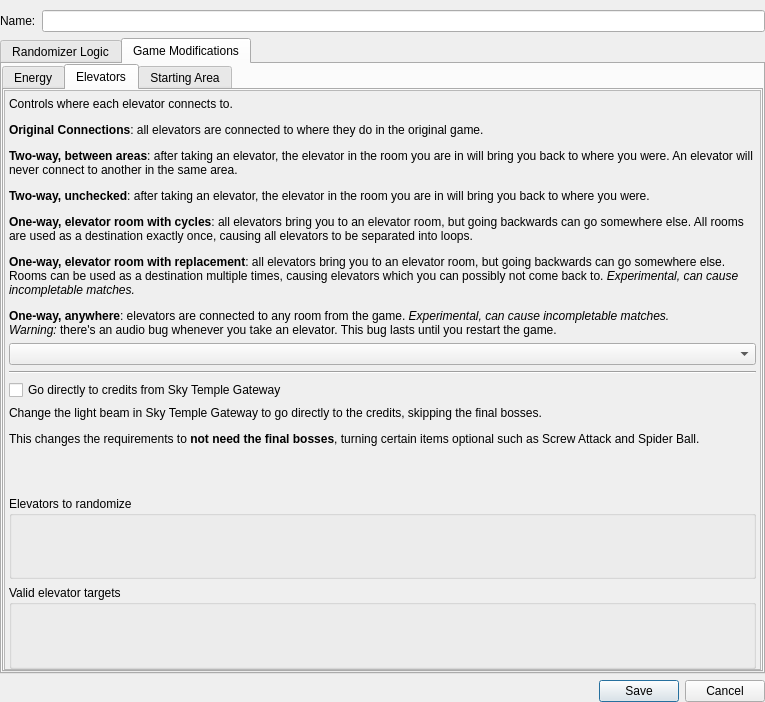
Old version of the form randovania/gui/ui_files/logic_settings_window.ui in the repository randovania/randovania.
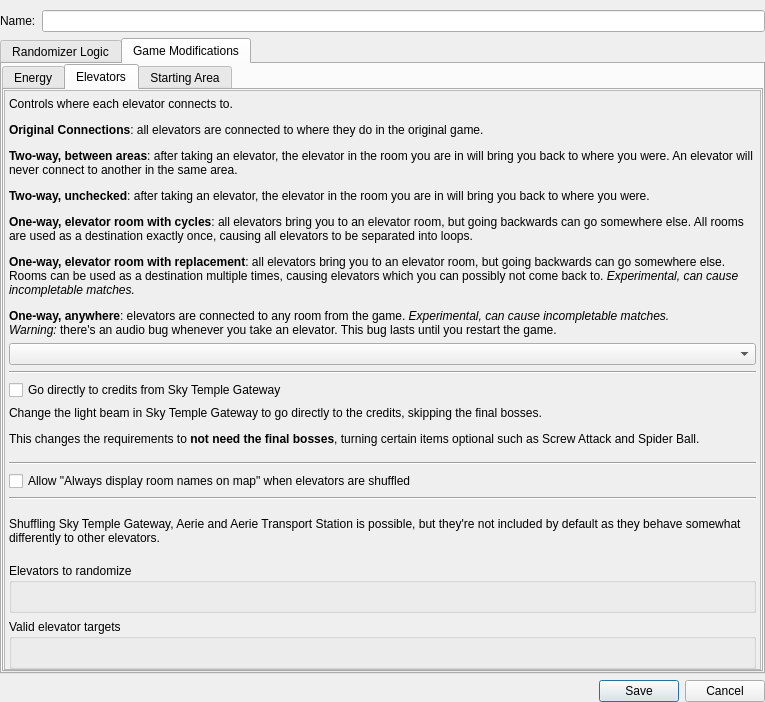
New version of the form. The open tabs and pages were chosen to show the change.

Commit message: Display room names in map for unvisited areas

```diff
--- a/randovania/gui/ui_files/logic_settings_window.ui
+++ b/randovania/gui/ui_files/logic_settings_window.ui
@@ -745,6 +745,37 @@
                  </property>
                 </widget>
                </item>
+               <item>
+                <widget class="Line" name="elevators_line_4">
+                 <property name="orientation">
+                  <enum>Qt::Horizontal</enum>
+                 </property>
+                </widget>
+               </item>
+               <item>
+                <widget class="QCheckBox" name="elevators_allow_unvisited_names_check">
+                 <property name="text">
+                  <string>Allow &quot;Always display room names on map&quot; when elevators are shuffled</string>
+                 </property>
+                </widget>
+               </item>
+               <item>
+                <widget class="Line" name="elevators_line_3">
+                 <property name="orientation">
+                  <enum>Qt::Horizontal</enum>
+                 </property>
+                </widget>
+               </item>
+               <item>
+                <widget class="QLabel" name="elevators_help_list_label">
+                 <property name="text">
+                  <string>&lt;html&gt;&lt;head/&gt;&lt;body&gt;&lt;p&gt;Shuffling Sky Temple Gateway, Aerie and Aerie Transport Station is possible, but they're not included by default as they behave somewhat differently to other elevators.&lt;/p&gt;&lt;/body&gt;&lt;/html&gt;</string>
+                 </property>
+                 <property name="wordWrap">
+                  <bool>true</bool>
+                 </property>
+                </widget>
+               </item>
                <item>
                 <widget class="QGroupBox" name="elevators_source_group">
                  <property name="title">
```
Left out of the diff: 6 changed lines with no effect on the pictures. The commit also changes 14 other files.
